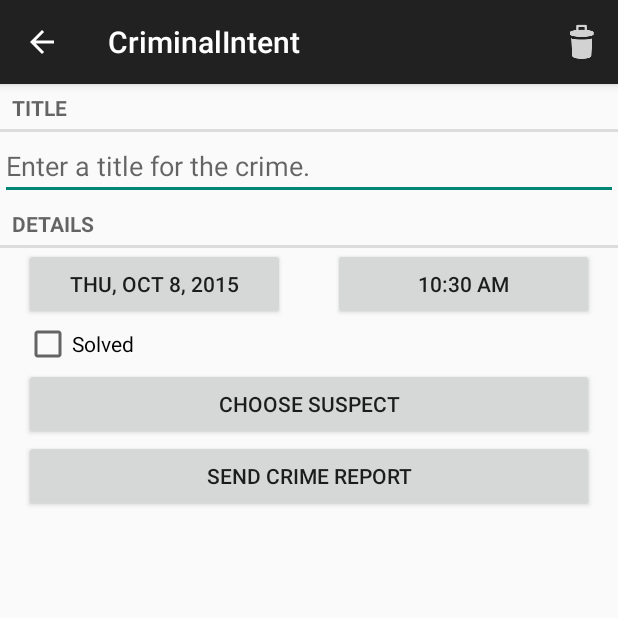
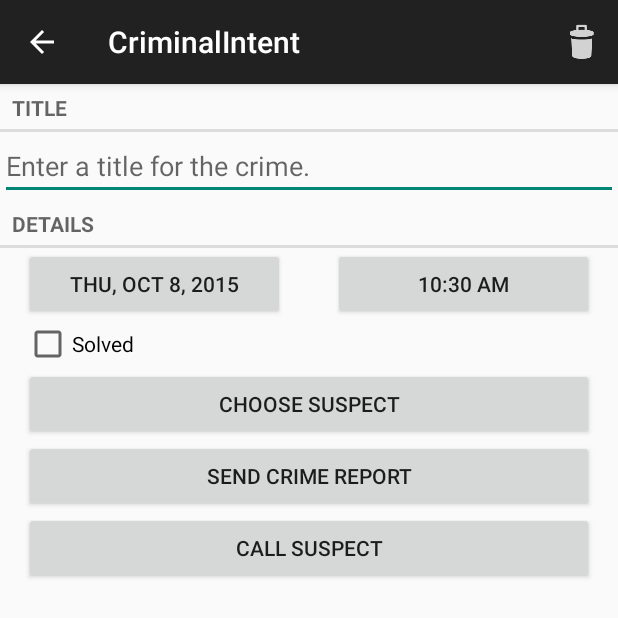
Before and after one commit to SkedsGilbert/Crime, an Android app: the screen it shows after launch (CrimePagerActivity), after a tap on "ADD CRIME", on a phone screen of 412 x 824 dp, the top half of it. Run offline under Robolectric (Android 15) with nearby library versions, the phone set to English and light mode, and no system bars.

Commit message:
Added ability to call the suspect

```diff
--- a/app/src/main/AndroidManifest.xml
+++ b/app/src/main/AndroidManifest.xml
@@ -2,6 +2,7 @@
 <manifest xmlns:android="http://schemas.android.com/apk/res/android"
     package="com.south42studios.criminalintent" >
 
+    <uses-permission android:name="android.permission.READ_CONTACTS"/>
     <application
         android:allowBackup="true"
         android:icon="@mipmap/ic_launcher"
--- a/app/src/main/java/com/south42studios/criminalintent/Crime.java
+++ b/app/src/main/java/com/south42studios/criminalintent/Crime.java
@@ -12,6 +12,7 @@ public class Crime {
     private Date mDate;
     private boolean mSolved;
     private String mSuspect;
+    private String mPhoneNumber;
 
     public Crime() {
         this(UUID.randomUUID());
@@ -57,4 +58,12 @@ public class Crime {
     public void setSuspect(String suspect) {
         mSuspect = suspect;
     }
+
+    public String getPhoneNumber() {
+        return mPhoneNumber;
+    }
+
+    public void setPhoneNumber(String phoneNumber) {
+        mPhoneNumber = phoneNumber;
+    }
 }
--- a/app/src/main/java/com/south42studios/criminalintent/CrimeLab.java
+++ b/app/src/main/java/com/south42studios/criminalintent/CrimeLab.java
@@ -102,6 +102,7 @@ public class CrimeLab {
         values.put(CrimeTable.Cols.DATE, crime.getDate().getTime());
         values.put(CrimeTable.Cols.SOLVED, crime.isSolved() ? 1 : 0);
         values.put(CrimeTable.Cols.SUSPECT, crime.getSuspect());
+        values.put(CrimeTable.Cols.PHONE_NUMBER,crime.getPhoneNumber());
         return values;
     }
 
--- a/app/src/main/java/com/south42studios/criminalintent/database/CrimeBaseHelper.java
+++ b/app/src/main/java/com/south42studios/criminalintent/database/CrimeBaseHelper.java
@@ -26,7 +26,8 @@ public class CrimeBaseHelper extends SQLiteOpenHelper {
                         + CrimeTable.Cols.TITLE + ","
                         + CrimeTable.Cols.DATE + ","
                         + CrimeTable.Cols.SOLVED + ","
-                        + CrimeTable.Cols.SUSPECT +
+                        + CrimeTable.Cols.SUSPECT + ","
+                        + CrimeTable.Cols.PHONE_NUMBER +
                         ")"
         );
     }
--- a/app/src/main/java/com/south42studios/criminalintent/database/CrimeCursorWrapper.java
+++ b/app/src/main/java/com/south42studios/criminalintent/database/CrimeCursorWrapper.java
@@ -28,12 +28,14 @@ public class CrimeCursorWrapper extends CursorWrapper {
         long date = getLong(getColumnIndex(CrimeTable.Cols.DATE));
         int isSolved = getInt(getColumnIndex(CrimeTable.Cols.SOLVED));
         String suspect = getString(getColumnIndex(CrimeTable.Cols.SUSPECT));
+        String phoneNumber = getString(getColumnIndex(CrimeTable.Cols.PHONE_NUMBER));
 
         Crime crime = new Crime(UUID.fromString(uuidString));
         crime.setTitle(title);
         crime.setDate(new Date(date));
         crime.setSolved(isSolved != 0);
         crime.setSuspect(suspect);
+        crime.setPhoneNumber(phoneNumber);
 
 
         return crime;
--- a/app/src/main/java/com/south42studios/criminalintent/database/CrimeDbSchema.java
+++ b/app/src/main/java/com/south42studios/criminalintent/database/CrimeDbSchema.java
@@ -14,6 +14,7 @@ public class CrimeDbSchema {
             public static final String DATE = "DATE";
             public static final String SOLVED = "SOLVED";
             public static final String SUSPECT = "SUSPECT";
+            public static final String PHONE_NUMBER = "PHONE_NUMBER";
         }
     }
 }
--- a/app/src/main/res/layout-land/fragment_crime.xml
+++ b/app/src/main/res/layout-land/fragment_crime.xml
@@ -63,19 +63,26 @@
         android:layout_marginRight="16dp">
 
         <Button
-            android:id="@+id/crime_suspect"
+            android:id="@+id/crime_suspect_button"
             android:layout_width="match_parent"
             android:layout_height="wrap_content"
             android:layout_weight="1"
             android:text="@string/crime_suspect_text"/>
 
         <Button
-            android:id="@+id/crime_report"
+            android:id="@+id/crime_report_button"
             android:layout_width="match_parent"
             android:layout_height="wrap_content"
             android:layout_weight="1"
             android:text="@string/crime_report_text"/>
 
+        <Button
+            android:id="@+id/call_suspect_button"
+            android:layout_width="match_parent"
+            android:layout_height="wrap_content"
+            android:layout_weight="1"
+            android:text="@string/call_suspect_text"/>
+
     </LinearLayout>
 
 </LinearLayout>
--- a/app/src/main/res/layout/fragment_crime.xml
+++ b/app/src/main/res/layout/fragment_crime.xml
@@ -76,6 +76,14 @@
             android:layout_marginRight="16dp"
             android:text="@string/crime_report_text"/>
 
+        <Button
+            android:id="@+id/call_suspect_button"
+            android:layout_width="match_parent"
+            android:layout_height="wrap_content"
+            android:layout_marginLeft="16dp"
+            android:layout_marginRight="16dp"
+            android:text="@string/call_suspect_text"/>
+
     </LinearLayout>
 
 </LinearLayout>
--- a/app/src/main/res/values/strings.xml
+++ b/app/src/main/res/values/strings.xml
@@ -23,5 +23,6 @@
     <string name="crime_report_subject">CriminalIntent Crime Report</string>
     <string name="send_crime_report">Send crime report via</string>
     <string name="crime_report_no_suspect">there is no suspect</string>
+    <string name="call_suspect_text">Call Suspect</string>
 
 </resources>
```
Also changed, not shown: app/src/main/java/com/south42studios/criminalintent/CrimeFragment.java (+39 -6 lines), 1 other file.
